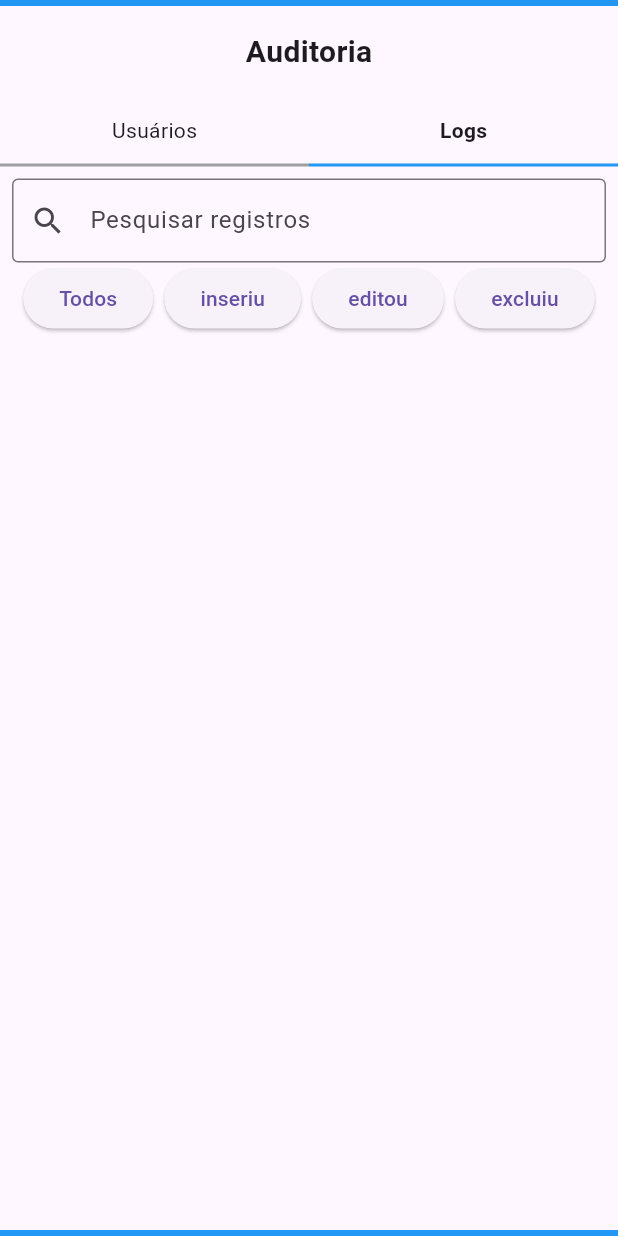
After one commit to crys001001/projeto-flutter-arduino, a Flutter app: the AuditScreen screen opened by its route, after a tap on the "delete" icon, after a tap on "Logs", after a tap on "inseriu", on a phone screen of 412 x 824 dp. The commit adds this screen. Run offline on Flutter 3.47's test engine with Material 3 defaults, Android fonts, the phone set to English and light mode, and no system bars; our stand-ins replace animated_text_kit, flutter_bluetooth_serial, get, mask_text_input_formatter, permission_handler.

Commit message:
atualizacao2

```diff
--- a/lib/src/auth/sign_in_screen.dart
+++ b/lib/src/auth/sign_in_screen.dart
@@ -6,6 +6,7 @@ import 'package:flutter_application/src/components/forgot_password_dialog.dart';
 import 'package:flutter_application/src/pages_routes/app_pages.dart';
 import 'package:flutter_application/src/services/validators.dart';
 import 'package:get/get.dart';
+import 'package:flutter_application/src/pages_routes/app_pages.dart';
 
 class SignInScreen extends StatelessWidget {
   SignInScreen({super.key});
@@ -224,7 +225,7 @@ class SignInScreen extends StatelessWidget {
                                       builder: (_) => const AdminAccessDialog(),
                                     );
                                     if (result == true) {
-                                      Get.toNamed(PagesRoutes.adminTabRoute);
+                                      Get.toNamed(PagesRoutes.auditRoute);
                                     }
                                   },
                                   child: const Text(
--- /dev/null
+++ b/lib/src/pages/audit_screen.dart
@@ -0,0 +1,209 @@
+import 'package:flutter/material.dart';
+
+class AuditScreen extends StatefulWidget {
+  const AuditScreen({Key? key}) : super(key: key);
+
+  @override
+  State<AuditScreen> createState() => _AuditScreenState();
+}
+
+class _AuditScreenState extends State<AuditScreen> {
+  String selectedAction = 'Todos';
+  String searchQuery = '';
+
+  final List<Map<String, dynamic>> users = [
+    {'id': 1, 'nome': 'Admin1'},
+    {'id': 2, 'nome': 'Admin2'},
+    {'id': 3, 'nome': 'Admin3'},
+  ];
+
+  final List<Map<String, dynamic>> logs = [];
+
+  void deleteUser(int userId) {
+    final user = users.firstWhere((u) => u['id'] == userId);
+    setState(() {
+      users.removeWhere((u) => u['id'] == userId);
+      logs.add({
+        'id': DateTime.now().millisecondsSinceEpoch,
+        'usuario': user['nome'],
+        'acao': 'excluiu',
+        'hora': DateTime.now().toString(),
+        'campo': 'usuário',
+        'valorAntigo': user['nome'],
+        'valorNovo': 'Usuário removido',
+      });
+    });
+  }
+
+  List<Map<String, dynamic>> getFilteredLogs() {
+    return logs.where((log) {
+      final matchesAction =
+          selectedAction == 'Todos' || log['acao'] == selectedAction;
+      final matchesSearch = log['usuario'].toString().toLowerCase().contains(
+        searchQuery.toLowerCase(),
+      );
+      return matchesAction && matchesSearch;
+    }).toList();
+  }
+
+  void showLogDetails(Map<String, dynamic> log) {
+    showDialog(
+      context: context,
+      builder:
+          (_) => AlertDialog(
+            title: Text('Detalhes da Ação'),
+            content: Column(
+              mainAxisSize: MainAxisSize.min,
+              children: [
+                Text('ID: ${log['id']}'),
+                Text('Admin: ${log['usuario']}'),
+                Text('Ação: ${log['acao']}'),
+                Text('Hora: ${log['hora']}'),
+                if (log['acao'] == 'editou') ...[
+                  Text('Campo: ${log['campo']}'),
+                  Text('Valor antigo: ${log['valorAntigo']}'),
+                  Text('Valor novo: ${log['valorNovo']}'),
+                ],
+                if (log['acao'] == 'excluiu')
+                  Text('Item excluído: ${log['valorAntigo']}'),
+                if (log['acao'] == 'inseriu') Text('Registro inserido'),
+              ],
+            ),
+            actions: [
+              TextButton(
+                onPressed: () => Navigator.pop(context),
+                child: Text('Fechar'),
+              ),
+            ],
+          ),
+    );
+  }
+
+  int selectedTab = 0;
+
+  @override
+  Widget build(BuildContext context) {
+    return Scaffold(
+      body: Column(
+        children: [
+          Container(height: 4, color: Colors.blue), // Borda superior
+          Padding(
+            padding: const EdgeInsets.all(16.0),
+            child: Center(
+              child: Text(
+                'Auditoria',
+                style: TextStyle(fontSize: 20, fontWeight: FontWeight.bold),
+              ),
+            ),
+          ),
+          TabBarHeader(
+            selectedTab: selectedTab,
+            onTabChange: (index) => setState(() => selectedTab = index),
+          ),
+          Expanded(child: selectedTab == 0 ? buildUserTab() : buildLogsTab()),
+          Container(height: 4, color: Colors.blue), // Borda inferior
+        ],
+      ),
+    );
+  }
+
+  Widget buildUserTab() {
+    return ListView.builder(
+      itemCount: users.length,
+      itemBuilder: (_, index) {
+        final user = users[index];
+        return ListTile(
+          title: Text(user['nome']),
+          trailing: IconButton(
+            icon: Icon(Icons.delete, color: Colors.red),
+            onPressed: () => deleteUser(user['id']),
+          ),
+        );
+      },
+    );
+  }
+
+  Widget buildLogsTab() {
+    final filteredLogs = getFilteredLogs();
+    return Padding(
+      padding: const EdgeInsets.all(8.0),
+      child: Column(
+        children: [
+          TextField(
+            decoration: InputDecoration(
+              hintText: 'Pesquisar registros',
+              prefixIcon: Icon(Icons.search),
+              border: OutlineInputBorder(),
+            ),
+            onChanged: (value) => setState(() => searchQuery = value),
+          ),
+          Row(
+            mainAxisAlignment: MainAxisAlignment.spaceEvenly,
+            children:
+                ['Todos', 'inseriu', 'editou', 'excluiu'].map((action) {
+                  return ElevatedButton(
+                    onPressed: () => setState(() => selectedAction = action),
+                    child: Text(action),
+                  );
+                }).toList(),
+          ),
+          Expanded(
+            child: ListView.builder(
+              itemCount: filteredLogs.length,
+              itemBuilder: (_, index) {
+                final log = filteredLogs[index];
+                return ListTile(
+                  leading: Icon(Icons.history),
+                  title: Text(
+                    '${log['usuario']} ${log['acao']} - ${log['hora'].toString().substring(0, 16)}',
+                  ),
+                  onTap: () => showLogDetails(log),
+                );
+              },
+            ),
+          ),
+        ],
+      ),
+    );
+  }
+}
+
+class TabBarHeader extends StatelessWidget {
+  final int selectedTab;
+  final Function(int) onTabChange;
+
+  const TabBarHeader({required this.selectedTab, required this.onTabChange});
+
+  @override
+  Widget build(BuildContext context) {
+    return Row(children: [buildTab('Usuários', 0), buildTab('Logs', 1)]);
+  }
+
+  Widget buildTab(String label, int index) {
+    final isSelected = selectedTab == index;
+    return Expanded(
+      child: GestureDetector(
+        onTap: () => onTabChange(index),
+        child: Container(
+          padding: const EdgeInsets.all(12),
+          decoration: BoxDecoration(
+            border: Border(
+              bottom: BorderSide(
+                color: isSelected ? Colors.blue : Colors.grey,
+                width: 2,
+              ),
+            ),
+          ),
+          child: Center(
+            child: Text(
+              label,
+              style: TextStyle(
+                fontWeight: isSelected ? FontWeight.bold : FontWeight.normal,
+              ),
+            ),
+          ),
+        ),
+      ),
+    );
+  }
+}
--- a/lib/src/pages_routes/app_pages.dart
+++ b/lib/src/pages_routes/app_pages.dart
@@ -3,6 +3,7 @@ import 'package:flutter_application/src/auth/sign_up_screen.dart';
 import 'package:flutter_application/src/base/base_screen.dart';
 import 'package:flutter_application/src/pages/admin_tab.dart';
 import 'package:get/get.dart';
+import 'package:flutter_application/src/pages/audit_screen.dart';
 
 abstract class AppPages {
   static final pages = <GetPage>[
@@ -10,6 +11,7 @@ abstract class AppPages {
     GetPage(page: () => SignUpScreen(), name: PagesRoutes.signUpRoute),
     GetPage(page: () => BaseScreen(), name: PagesRoutes.BaseRoute),
     GetPage(page: () => AdminTabScreen(), name: PagesRoutes.adminTabRoute),
+    GetPage(page: () => AuditScreen(), name: PagesRoutes.auditRoute),
   ];
 }
 
@@ -18,4 +20,5 @@ abstract class PagesRoutes {
   static const String signUpRoute = '/singup';
   static const String BaseRoute = '/baseScreen';
   static const String adminTabRoute = '/admin';
+  static const String auditRoute = '/audit';
 }
```
